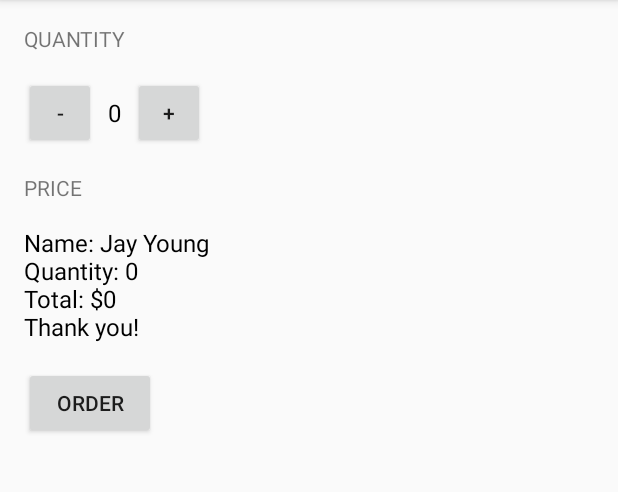
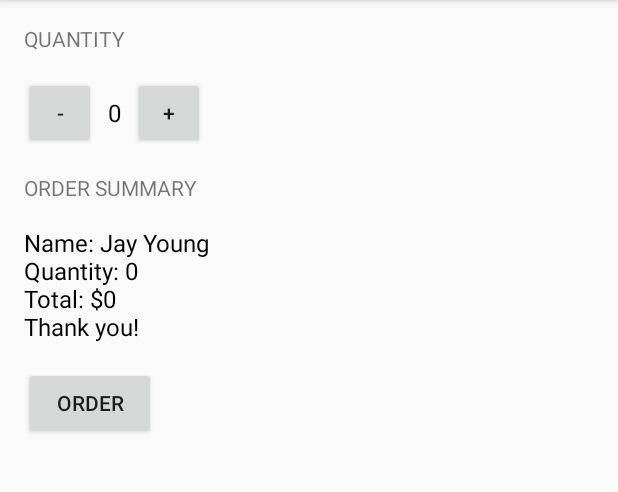
Before and after one commit to jaytyoung1/JustJava, an Android app: the screen it shows after launch (MainActivity), after a tap on "ORDER", on a phone screen of 412 x 824 dp, the part 84-576 px from its top. Run offline under Robolectric (Android 15) with nearby library versions, the phone set to English and light mode, and no system bars.

Commit message:
Change from price to summary

```diff
--- a/app/src/main/java/com/example/android/justjava/MainActivity.java
+++ b/app/src/main/java/com/example/android/justjava/MainActivity.java
@@ -72,18 +72,10 @@ public class MainActivity extends AppCompatActivity {
     }
 
     /**
-     * This method displays the given price on the screen.
-     */
-    private void displayPrice(int number) {
-        TextView priceTextView = (TextView) findViewById(R.id.price_text_view);
-        priceTextView.setText(NumberFormat.getCurrencyInstance().format(number));
-    }
-
-    /**
      * This method displays the given text on the screen.
      */
     private void displayMessage(String message) {
-        TextView priceTextView = (TextView) findViewById(R.id.price_text_view);
-        priceTextView.setText(message);
+        TextView orderSummaryTextView = (TextView) findViewById(R.id.order_summary_text_view);
+        orderSummaryTextView.setText(message);
     }
 }
--- a/app/src/main/res/layout/activity_main.xml
+++ b/app/src/main/res/layout/activity_main.xml
@@ -52,11 +52,11 @@
         android:layout_width="wrap_content"
         android:layout_height="wrap_content"
         android:layout_marginTop="16dp"
-        android:text="Price"
+        android:text="Order Summary"
         android:textAllCaps="true" />
 
     <TextView
-        android:id="@+id/price_text_view"
+        android:id="@+id/order_summary_text_view"
         android:layout_width="wrap_content"
         android:layout_height="wrap_content"
         android:layout_marginTop="16dp"
```
